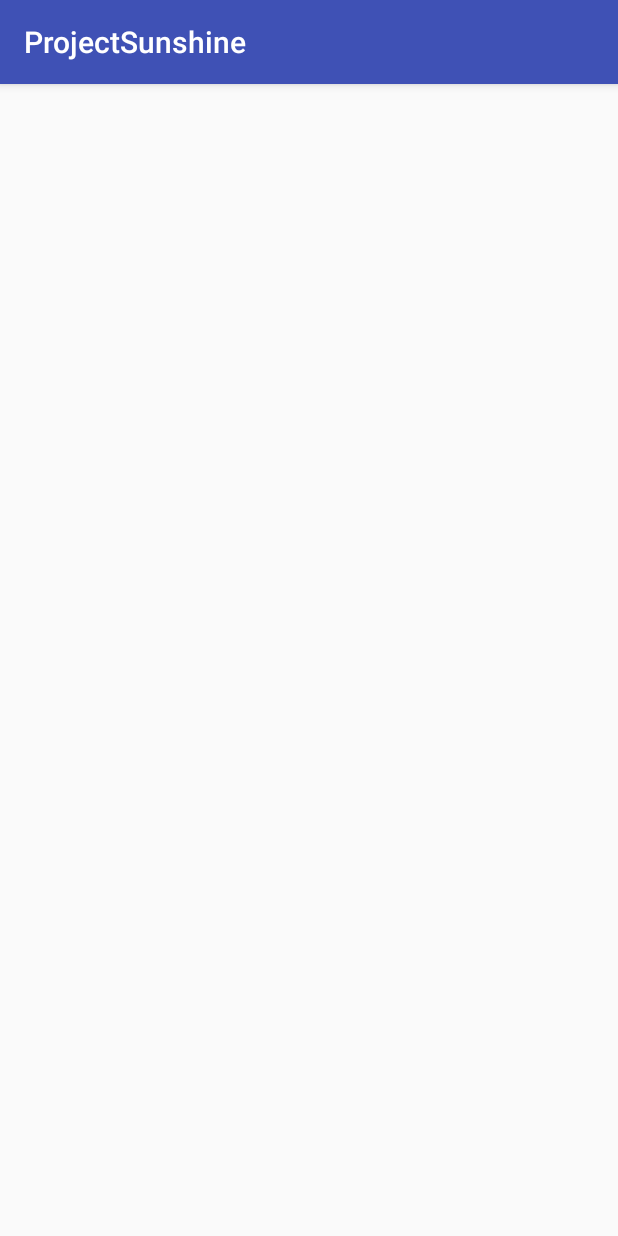
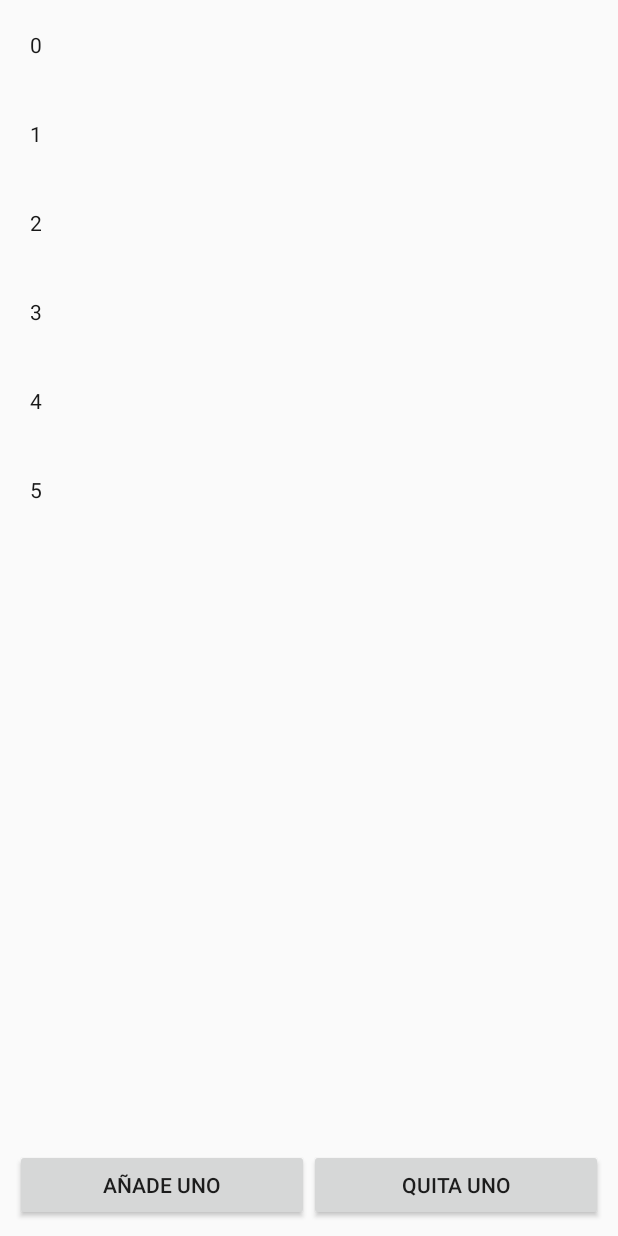
Before and after one commit to SamuelNovoa/projectSunshine, an Android app: the screen it shows after launch (MainActivity), on a phone screen of 412 x 824 dp. Run offline under Robolectric (Android 15) with nearby library versions, the phone set to English and light mode, and no system bars.

Commit message:
Funcionamiento básico de un recyclerView

```diff
--- a/app/src/main/java/com/clubandroiduvigo/projectsunshine/MainActivity.java
+++ b/app/src/main/java/com/clubandroiduvigo/projectsunshine/MainActivity.java
@@ -4,15 +4,23 @@ import android.support.v7.app.AppCompatActivity;
 import android.os.Bundle;
 import android.support.v7.widget.LinearLayoutManager;
 import android.support.v7.widget.RecyclerView;
+import android.view.LayoutInflater;
 import android.view.View;
 import android.view.ViewGroup;
+import android.widget.Button;
+import android.widget.RelativeLayout;
+import android.widget.TextView;
+import android.widget.Toast;
 
 import java.util.ArrayList;
+import java.util.Arrays;
 
 public class MainActivity extends AppCompatActivity {
 
     //Hacemos esta variable global ya que va a ser la que tengamos que avisar cuando haya algún cambio
     private GeneralForecastAdapter adapter;
+
+    private ArrayList<String> stringArrayList;
 
     @Override
     protected void onCreate(Bundle savedInstanceState) {
@@ -23,12 +31,41 @@ public class MainActivity extends AppCompatActivity {
         recyclerView.setLayoutManager(layoutManager);
         adapter = new GeneralForecastAdapter();
         recyclerView.setAdapter(adapter);
+
+        Button add_button = (Button) findViewById(R.id.add_one_button);
+        Button dec_button = (Button) findViewById(R.id.dec_one_button);
+        add_button.setOnClickListener(new View.OnClickListener() {
+            @Override
+            public void onClick(View v) {
+                stringArrayList.add(Integer.toString(stringArrayList.size()));
+                adapter.notifyItemInserted(stringArrayList.size());
+            }
+        });
+        dec_button.setOnClickListener(new View.OnClickListener() {
+            @Override
+            public void onClick(View v) {
+                stringArrayList.remove(stringArrayList.size()-1);
+                adapter.notifyItemRemoved(stringArrayList.size());
+            }
+        });
+
+        stringArrayList = new ArrayList<>(Arrays.asList("0","1","2","3","4","5"));
     }
 
     private class GeneralForecastAdapter extends RecyclerView.Adapter<GeneralForecastAdapter.ViewHolder>{
+        private static final int GENERIC_TYPE = 0;
+
         public class ViewHolder extends RecyclerView.ViewHolder{
+            TextView generic_textView;
+            RelativeLayout generic_layout;
+            int viewType;
             public ViewHolder(View view,int viewType){
                 super(view);
+                if (viewType == GENERIC_TYPE){
+                    generic_textView = (TextView) view.findViewById(R.id.generic_recyclerView_textView);
+                    generic_layout = (RelativeLayout) view;
+                }
+                this.viewType = viewType;
             }
         }
 
@@ -38,27 +75,37 @@ public class MainActivity extends AppCompatActivity {
 
         @Override
         public int getItemCount() {
-            // TODO: 2/11/15 crear getItemCount()
-            return 0;
+            return stringArrayList.size();
         }
 
         @Override
         public int getItemViewType(int position) {
-            // TODO: 2/11/15 crear getItemViewType()
-            return 0;
+//            De momento solo hay un tipo
+            return GENERIC_TYPE;
         }
 
         @Override
         public ViewHolder onCreateViewHolder(ViewGroup parent, int viewType) {
-            // TODO: 2/11/15 crear onCreateViewHolder()
             //aqui "inflaremos" los layout en funcion del tipo
-            return null;
+            View view = null;
+            if (viewType == GENERIC_TYPE){ //Ahora mismo, siempre sera de este tipo
+                view = LayoutInflater.from(getApplicationContext()).inflate(R.layout.generic_recycler_view_layout,parent,false);
+            }
+            return new ViewHolder(view,viewType);
         }
 
         @Override
-        public void onBindViewHolder(ViewHolder holder, int position) {
-            // TODO: 2/11/15 crear onBindViewHolder()
+        public void onBindViewHolder(ViewHolder holder, final int position) {
             //aqui cambiaremos el comportamiento de cada parte en funcion de su posicion
+            if (holder.viewType == GENERIC_TYPE){
+                holder.generic_textView.setText(stringArrayList.get(position)); //position = 0 es ADD_MORE_TYPE
+                holder.generic_layout.setOnClickListener(new View.OnClickListener() {
+                    @Override
+                    public void onClick(View v) {
+                        Toast.makeText(MainActivity.this, stringArrayList.get(position), Toast.LENGTH_SHORT).show();
+                    }
+                });
+            }
         }
     }
 }
--- a/app/src/main/res/layout/activity_main.xml
+++ b/app/src/main/res/layout/activity_main.xml
@@ -3,9 +3,19 @@
     xmlns:tools="http://schemas.android.com/tools" android:layout_width="match_parent"
     android:layout_height="match_parent"
     tools:context=".MainActivity">
+
+    <include layout="@layout/add_dec_buttons_layout"
+        android:id="@+id/add_dec_layout"
+        android:layout_height="wrap_content"
+        android:layout_width="match_parent"
+        android:layout_alignParentBottom="true"
+        />
+
     <android.support.v7.widget.RecyclerView
         android:layout_height="match_parent"
         android:layout_width="match_parent"
         android:id="@+id/main_activity_recyclerView"
+        android:layout_above="@id/add_dec_layout"
         />
+
 </RelativeLayout>
--- /dev/null
+++ b/app/src/main/res/layout/add_dec_buttons_layout.xml
@@ -0,0 +1,22 @@
+<?xml version="1.0" encoding="utf-8"?>
+<LinearLayout xmlns:android="http://schemas.android.com/apk/res/android"
+    android:orientation="horizontal" android:layout_width="match_parent"
+    android:layout_height="match_parent"
+    android:padding="10dp">
+
+    <Button
+        android:layout_width="match_parent"
+        android:layout_height="wrap_content"
+        android:layout_weight="1"
+        android:text="Añade uno"
+        android:id="@+id/add_one_button"
+        />
+    <Button
+        android:layout_width="match_parent"
+        android:layout_height="wrap_content"
+        android:layout_weight="1"
+        android:text="Quita uno"
+        android:id="@+id/dec_one_button"
+        />
+
+</LinearLayout>
--- /dev/null
+++ b/app/src/main/res/layout/generic_recycler_view_layout.xml
@@ -0,0 +1,15 @@
+<?xml version="1.0" encoding="utf-8"?>
+<RelativeLayout xmlns:android="http://schemas.android.com/apk/res/android"
+    android:orientation="vertical" android:layout_width="match_parent"
+    android:layout_height="wrap_content"
+    android:padding="20dp">
+
+    <TextView
+        android:layout_width="wrap_content"
+        android:layout_height="wrap_content"
+        android:id="@+id/generic_recyclerView_textView"
+        android:text="Hola"
+        style="@style/StandardTextStyleLight"
+        />
+
+</RelativeLayout>
--- a/app/src/main/res/values/colors.xml
+++ b/app/src/main/res/values/colors.xml
@@ -3,4 +3,5 @@
     <color name="colorPrimary">#3F51B5</color>
     <color name="colorPrimaryDark">#303F9F</color>
     <color name="colorAccent">#FF4081</color>
+    <color name="text_color_light">#181818</color>
 </resources>
--- a/app/src/main/res/values/styles.xml
+++ b/app/src/main/res/values/styles.xml
@@ -1,11 +1,16 @@
 <resources>
 
     <!-- Base application theme. -->
-    <style name="AppTheme" parent="Theme.AppCompat.Light.DarkActionBar">
+    <style name="AppTheme" parent="Theme.AppCompat.Light.NoActionBar">
         <!-- Customize your theme here. -->
         <item name="colorPrimary">@color/colorPrimary</item>
         <item name="colorPrimaryDark">@color/colorPrimaryDark</item>
         <item name="colorAccent">@color/colorAccent</item>
     </style>
 
+
+    <style name="StandardTextStyleLight">
+        <item name="android:textColor">@color/text_color_light</item>
+    </style>
+
 </resources>
```
